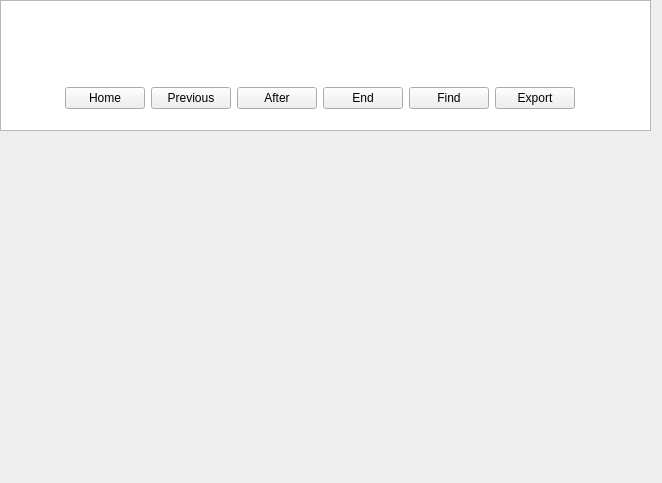
Old version of the form MainUI/databasewidget.ui in the repository 519984307/Container_20191221.
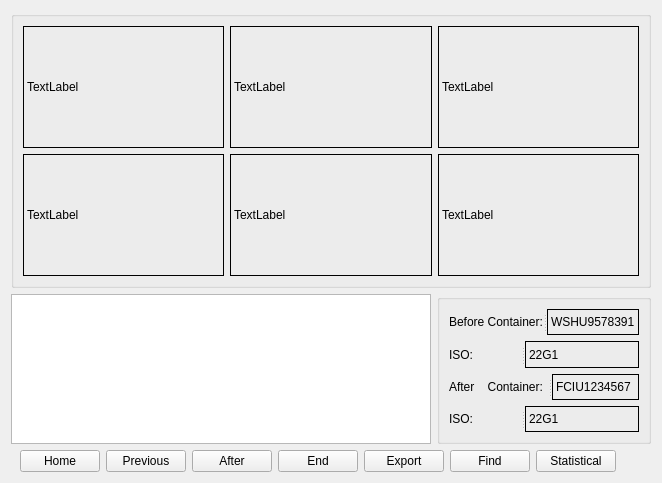
New version of the form.

```diff
--- a/MainUI/databasewidget.ui
+++ b/MainUI/databasewidget.ui
@@ -13,25 +13,321 @@
   <property name="windowTitle">
    <string>Form</string>
   </property>
+  <layout class="QGridLayout" name="gridLayout_7">
+   <item row="0" column="0" colspan="2">
+    <widget class="QGroupBox" name="groupBox">
+     <property name="sizePolicy">
+      <sizepolicy hsizetype="Expanding" vsizetype="Expanding">
+       <horstretch>0</horstretch>
+       <verstretch>0</verstretch>
+      </sizepolicy>
+     </property>
+     <property name="title">
+      <string/>
+     </property>
+     <layout class="QGridLayout" name="gridLayout_4">
+      <item row="1" column="2">
+       <widget class="QLabel" name="label_19">
+        <property name="sizePolicy">
+         <sizepolicy hsizetype="Expanding" vsizetype="Expanding">
+          <horstretch>0</horstretch>
+          <verstretch>0</verstretch>
+         </sizepolicy>
+        </property>
+        <property name="frameShape">
+         <enum>QFrame::Panel</enum>
+        </property>
+        <property name="text">
+         <string>TextLabel</string>
+        </property>
+       </widget>
+      </item>
+      <item row="1" column="0">
+       <widget class="QLabel" name="label_17">
+        <property name="sizePolicy">
+         <sizepolicy hsizetype="Expanding" vsizetype="Expanding">
+          <horstretch>0</horstretch>
+          <verstretch>0</verstretch>
+         </sizepolicy>
+        </property>
+        <property name="frameShape">
+         <enum>QFrame::Panel</enum>
+        </property>
+        <property name="text">
+         <string>TextLabel</string>
+        </property>
+       </widget>
+      </item>
+      <item row="1" column="1">
+       <widget class="QLabel" name="label_18">
+        <property name="sizePolicy">
+         <sizepolicy hsizetype="Expanding" vsizetype="Expanding">
+          <horstretch>0</horstretch>
+          <verstretch>0</verstretch>
+         </sizepolicy>
+        </property>
+        <property name="frameShape">
+         <enum>QFrame::Panel</enum>
+        </property>
+        <property name="text">
+         <string>TextLabel</string>
+        </property>
+       </widget>
+      </item>
+      <item row="0" column="2">
+       <widget class="QStackedWidget" name="stackedWidget_2">
+        <property name="sizePolicy">
+         <sizepolicy hsizetype="Expanding" vsizetype="Expanding">
+          <horstretch>0</horstretch>
+          <verstretch>0</verstretch>
+         </sizepolicy>
+        </property>
+        <property name="currentIndex">
+         <number>1</number>
+        </property>
+        <widget class="QWidget" name="page_3">
+         <layout class="QGridLayout" name="gridLayout_6">
+          <property name="leftMargin">
+           <number>0</number>
+          </property>
+          <property name="topMargin">
+           <number>0</number>
+          </property>
+          <property name="rightMargin">
+           <number>0</number>
+          </property>
+          <property name="bottomMargin">
+           <number>0</number>
+          </property>
+          <property name="spacing">
+           <number>0</number>
+          </property>
+          <item row="0" column="0">
+           <widget class="QLabel" name="label_16">
+            <property name="frameShape">
+             <enum>QFrame::Panel</enum>
+            </property>
+            <property name="text">
+             <string>TextLabel</string>
+            </property>
+           </widget>
+          </item>
+         </layout>
+        </widget>
+        <widget class="QWidget" name="page_4">
+         <layout class="QGridLayout" name="gridLayout_2">
+          <property name="leftMargin">
+           <number>0</number>
+          </property>
+          <property name="topMargin">
+           <number>0</number>
+          </property>
+          <property name="rightMargin">
+           <number>0</number>
+          </property>
+          <property name="bottomMargin">
+           <number>0</number>
+          </property>
+          <property name="spacing">
+           <number>0</number>
+          </property>
+          <item row="0" column="0">
+           <widget class="QLabel" name="label_20">
+            <property name="frameShape">
+             <enum>QFrame::Panel</enum>
+            </property>
+            <property name="text">
+             <string>TextLabel</string>
+            </property>
+           </widget>
+          </item>
+         </layout>
+        </widget>
+       </widget>
+      </item>
+      <item row="0" column="0">
+       <widget class="QLabel" name="label_14">
+        <property name="sizePolicy">
+         <sizepolicy hsizetype="Expanding" vsizetype="Expanding">
+          <horstretch>0</horstretch>
+          <verstretch>0</verstretch>
+         </sizepolicy>
+        </property>
+        <property name="frameShape">
+         <enum>QFrame::Panel</enum>
+        </property>
+        <property name="text">
+         <string>TextLabel</string>
+        </property>
+       </widget>
+      </item>
+      <item row="0" column="1">
+       <widget class="QLabel" name="label_15">
+        <property name="sizePolicy">
+         <sizepolicy hsizetype="Expanding" vsizetype="Expanding">
+          <horstretch>0</horstretch>
+          <verstretch>0</verstretch>
+         </sizepolicy>
+        </property>
+        <property name="frameShape">
+         <enum>QFrame::Panel</enum>
+        </property>
+        <property name="text">
+         <string>TextLabel</string>
+        </property>
+       </widget>
+      </item>
+     </layout>
+    </widget>
+   </item>
+   <item row="1" column="0">
   <widget class="QColumnView" name="columnView">
-   <property name="geometry">
-    <rect>
-     <x>0</x>
-     <y>0</y>
-     <width>651</width>
-     <height>131</height>
-    </rect>
-   </property>
-  </widget>
-  <widget class="QWidget" name="">
-   <property name="geometry">
-    <rect>
-     <x>20</x>
-     <y>80</y>
-     <width>599</width>
-     <height>36</height>
-    </rect>
-   </property>
+     <property name="sizePolicy">
+      <sizepolicy hsizetype="Expanding" vsizetype="Preferred">
+       <horstretch>0</horstretch>
+       <verstretch>0</verstretch>
+      </sizepolicy>
+     </property>
+     <property name="maximumSize">
+      <size>
+       <width>16777215</width>
+       <height>150</height>
+      </size>
+     </property>
+    </widget>
+   </item>
+   <item row="1" column="1">
+    <widget class="QGroupBox" name="groupBox_2">
+     <property name="maximumSize">
+      <size>
+       <width>16777215</width>
+       <height>150</height>
+      </size>
+     </property>
+     <property name="title">
+      <string/>
+     </property>
+     <layout class="QGridLayout" name="gridLayout_5">
+      <item row="0" column="0">
+       <widget class="QSplitter" name="splitter">
+        <property name="sizePolicy">
+         <sizepolicy hsizetype="Preferred" vsizetype="Preferred">
+          <horstretch>0</horstretch>
+          <verstretch>0</verstretch>
+         </sizepolicy>
+        </property>
+        <property name="orientation">
+         <enum>Qt::Horizontal</enum>
+        </property>
+        <widget class="QLabel" name="label_21">
+         <property name="text">
+          <string>Before Container:</string>
+         </property>
+        </widget>
+        <widget class="QLabel" name="label_22">
+         <property name="frameShape">
+          <enum>QFrame::Panel</enum>
+         </property>
+         <property name="text">
+          <string>WSHU9578391</string>
+         </property>
+        </widget>
+       </widget>
+      </item>
+      <item row="1" column="0">
+       <widget class="QSplitter" name="splitter_3">
+        <property name="sizePolicy">
+         <sizepolicy hsizetype="Preferred" vsizetype="Preferred">
+          <horstretch>0</horstretch>
+          <verstretch>0</verstretch>
+         </sizepolicy>
+        </property>
+        <property name="orientation">
+         <enum>Qt::Horizontal</enum>
+        </property>
+        <widget class="QLabel" name="label_23">
+         <property name="sizePolicy">
+          <sizepolicy hsizetype="Expanding" vsizetype="Preferred">
+           <horstretch>0</horstretch>
+           <verstretch>0</verstretch>
+          </sizepolicy>
+         </property>
+         <property name="text">
+          <string>ISO:</string>
+         </property>
+        </widget>
+        <widget class="QLabel" name="label_28">
+         <property name="frameShape">
+          <enum>QFrame::Panel</enum>
+         </property>
+         <property name="text">
+          <string>22G1</string>
+         </property>
+        </widget>
+       </widget>
+      </item>
+      <item row="2" column="0">
+       <widget class="QSplitter" name="splitter_2">
+        <property name="sizePolicy">
+         <sizepolicy hsizetype="Preferred" vsizetype="Preferred">
+          <horstretch>0</horstretch>
+          <verstretch>0</verstretch>
+         </sizepolicy>
+        </property>
+        <property name="orientation">
+         <enum>Qt::Horizontal</enum>
+        </property>
+        <widget class="QLabel" name="label_24">
+         <property name="text">
+          <string>After    Container:</string>
+         </property>
+        </widget>
+        <widget class="QLabel" name="label_25">
+         <property name="frameShape">
+          <enum>QFrame::Panel</enum>
+         </property>
+         <property name="text">
+          <string>FCIU1234567</string>
+         </property>
+        </widget>
+       </widget>
+      </item>
+      <item row="3" column="0">
+       <widget class="QSplitter" name="splitter_4">
+        <property name="sizePolicy">
+         <sizepolicy hsizetype="Preferred" vsizetype="Preferred">
+          <horstretch>0</horstretch>
+          <verstretch>0</verstretch>
+         </sizepolicy>
+        </property>
+        <property name="orientation">
+         <enum>Qt::Horizontal</enum>
+        </property>
+        <widget class="QLabel" name="label_26">
+         <property name="sizePolicy">
+          <sizepolicy hsizetype="Expanding" vsizetype="Preferred">
+           <horstretch>0</horstretch>
+           <verstretch>0</verstretch>
+          </sizepolicy>
+         </property>
+         <property name="text">
+          <string>ISO:</string>
+         </property>
+        </widget>
+        <widget class="QLabel" name="label_27">
+         <property name="frameShape">
+          <enum>QFrame::Panel</enum>
+         </property>
+         <property name="text">
+          <string>22G1</string>
+         </property>
+        </widget>
+       </widget>
+      </item>
+     </layout>
+    </widget>
+   </item>
+   <item row="2" column="0" colspan="2">
    <layout class="QHBoxLayout" name="horizontalLayout_3">
     <item>
      <spacer name="horizontalSpacer">
@@ -74,13 +370,6 @@
       </property>
      </widget>
     </item>
-    <item>
-     <widget class="QPushButton" name="pushButton_2">
-      <property name="text">
-       <string>Find</string>
-      </property>
-     </widget>
-    </item>
     <item>
      <widget class="QPushButton" name="pushButton">
       <property name="text">
@@ -88,6 +377,20 @@
       </property>
      </widget>
     </item>
+     <item>
+      <widget class="QPushButton" name="pushButton_2">
+       <property name="text">
+        <string>Find</string>
+       </property>
+      </widget>
+     </item>
+     <item>
+      <widget class="QPushButton" name="pushButton_7">
+       <property name="text">
+        <string>Statistical</string>
+       </property>
+      </widget>
+     </item>
     <item>
      <spacer name="horizontalSpacer_2">
       <property name="orientation">
@@ -102,7 +405,8 @@
      </spacer>
     </item>
    </layout>
-  </widget>
+   </item>
+  </layout>
  </widget>
  <resources/>
  <connections/>
```
Lines whose indentation alone changed are shown as unchanged.
